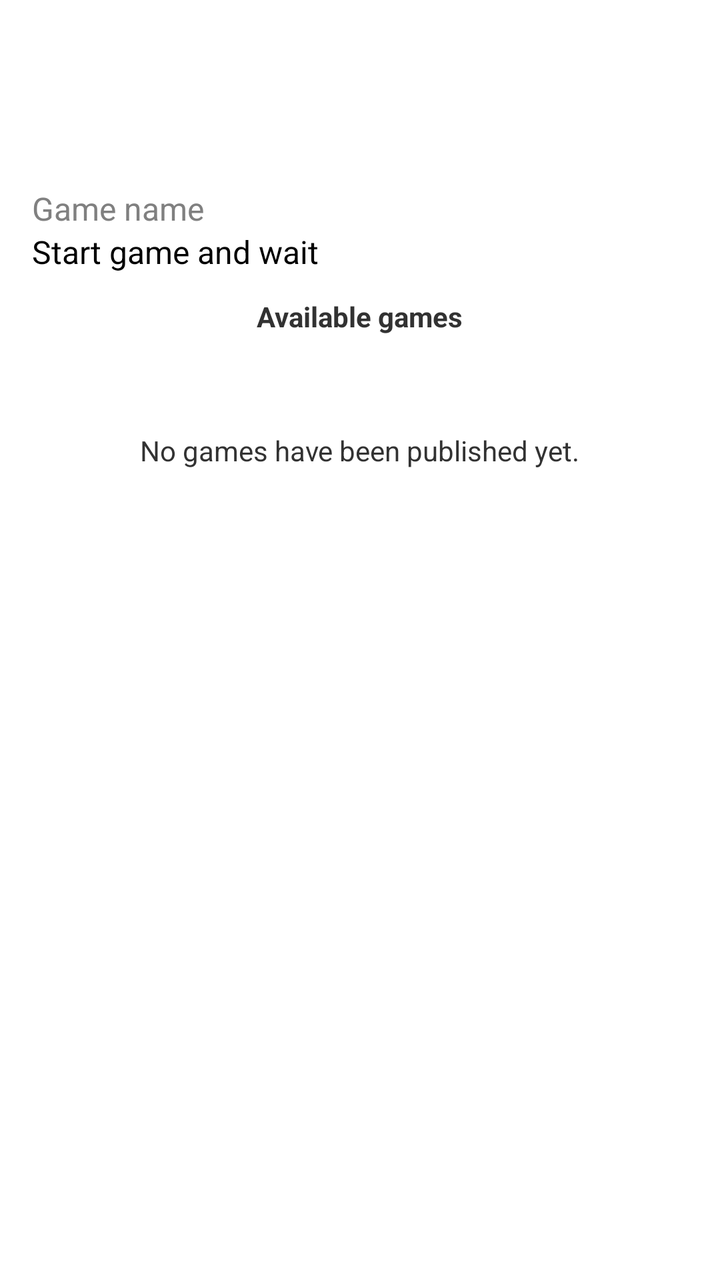
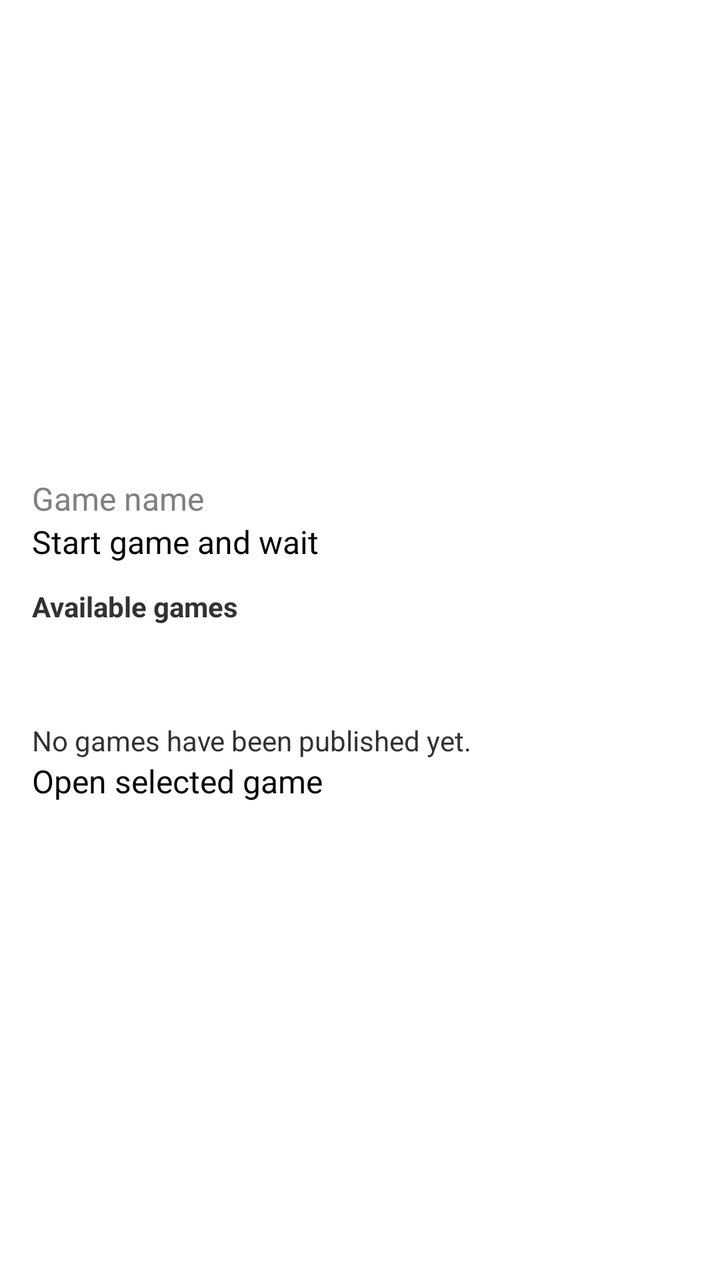

Compare the two renders of this Android layout. The source of the first and the diff that turns it into the second are given below.
<!-- AndroidManifest.xml: application theme android:Theme.Holo.Light.DarkActionBar -->
<!-- res/layout/activity_main2.xml -->
<?xml version="1.0" encoding="utf-8"?>
<LinearLayout xmlns:android="http://schemas.android.com/apk/res/android"
    android:layout_width="match_parent"
    android:layout_height="match_parent"
    android:gravity="center"
    android:orientation="vertical"
    android:padding="16dp">

    
    <EditText
        android:id="@+id/editGameName"
        android:layout_width="match_parent"
        android:layout_height="wrap_content"
        android:hint="@string/rtdb_game_name_hint"
        android:importantForAutofill="no"
        android:inputType="text"
        android:singleLine="true" />

    
    <Button
        android:id="@+id/buttonStartGame"
        android:layout_width="match_parent"
        android:layout_height="wrap_content"
        android:text="@string/rtdb_start_game" />

    
    <TextView
        android:layout_width="wrap_content"
        android:layout_height="wrap_content"
        android:layout_marginTop="12dp"
        android:text="@string/rtdb_available_games"
        android:textStyle="bold" />

    
    <Spinner
        android:id="@+id/spinnerGames"
        android:layout_width="match_parent"
        android:layout_height="wrap_content"
        android:minHeight="48dp" />

    
    <TextView
        android:id="@+id/textNoGames"
        android:layout_width="wrap_content"
        android:layout_height="wrap_content"
        android:text="@string/rtdb_no_games" />

    
    <GridLayout
        android:layout_width="wrap_content"
        android:layout_height="wrap_content"
        android:layout_marginTop="12dp"
        android:columnCount="3"
        android:rowCount="3">

        <Button
            android:id="@+id/button00"
            android:layout_width="100dp"
            android:layout_height="100dp"
            android:onClick="onCellClick"
            android:tag="0,0"
            android:textSize="24sp" />

        <Button
            android:id="@+id/button01"
            android:layout_width="100dp"
            android:layout_height="100dp"
            android:onClick="onCellClick"
            android:tag="0,1"
            android:textSize="24sp" />

        <Button
            android:id="@+id/button02"
            android:layout_width="100dp"
            android:layout_height="100dp"
            android:onClick="onCellClick"
            android:tag="0,2"
            android:textSize="24sp" />

        <Button
            android:id="@+id/button10"
            android:layout_width="100dp"
            android:layout_height="100dp"
            android:onClick="onCellClick"
            android:tag="1,0"
            android:textSize="24sp" />

        <Button
            android:id="@+id/button11"
            android:layout_width="100dp"
            android:layout_height="100dp"
            android:onClick="onCellClick"
            android:tag="1,1"
            android:textSize="24sp" />

        <Button
            android:id="@+id/button12"
            android:layout_width="100dp"
            android:layout_height="100dp"
            android:onClick="onCellClick"
            android:tag="1,2"
            android:textSize="24sp" />

        <Button
            android:id="@+id/button20"
            android:layout_width="100dp"
            android:layout_height="100dp"
            android:onClick="onCellClick"
            android:tag="2,0"
            android:textSize="24sp" />

        <Button
            android:id="@+id/button21"
            android:layout_width="100dp"
            android:layout_height="100dp"
            android:onClick="onCellClick"
            android:tag="2,1"
            android:textSize="24sp" />

        <Button
            android:id="@+id/button22"
            android:layout_width="100dp"
            android:layout_height="100dp"
            android:onClick="onCellClick"
            android:tag="2,2"
            android:textSize="24sp" />
    </GridLayout>
</LinearLayout>
<!-- resources referenced by this layout -->
<resources>
  <string name="rtdb_available_games">Available games</string>
  <string name="rtdb_game_name_hint">Game name</string>
  <string name="rtdb_no_games">No games have been published yet.</string>
  <string name="rtdb_start_game">Start game and wait</string>
</resources>

<!-- the commit's change to res/layout/activity_main2.xml (unified diff, before → after) -->
@@ -7,122 +7,153 @@
     android:padding="16dp">
 
     
-    <EditText
-        android:id="@+id/editGameName"
+    <LinearLayout
+        android:id="@+id/lobbyLayout"
         android:layout_width="match_parent"
         android:layout_height="wrap_content"
-        android:hint="@string/rtdb_game_name_hint"
-        android:importantForAutofill="no"
-        android:inputType="text"
-        android:singleLine="true" />
+        android:orientation="vertical">
+
+        <EditText
+            android:id="@+id/editGameName"
+            android:layout_width="match_parent"
+            android:layout_height="wrap_content"
+            android:hint="@string/rtdb_game_name_hint"
+            android:importantForAutofill="no"
+            android:inputType="text"
+            android:singleLine="true" />
+
+        <Button
+            android:id="@+id/buttonStartGame"
+            android:layout_width="match_parent"
+            android:layout_height="wrap_content"
+            android:text="@string/rtdb_start_game" />
+
+        <TextView
+            android:layout_width="wrap_content"
+            android:layout_height="wrap_content"
+            android:layout_marginTop="12dp"
+            android:text="@string/rtdb_available_games"
+            android:textStyle="bold" />
+
+        <Spinner
+            android:id="@+id/spinnerGames"
+            android:layout_width="match_parent"
+            android:layout_height="wrap_content"
+            android:minHeight="48dp" />
+
+        <TextView
+            android:id="@+id/textNoGames"
+            android:layout_width="wrap_content"
+            android:layout_height="wrap_content"
+            android:text="@string/rtdb_no_games" />
+
+        <Button
+            android:id="@+id/buttonOpenGame"
+            android:layout_width="match_parent"
+            android:layout_height="wrap_content"
+            android:text="@string/rtdb_open_game" />
+    </LinearLayout>
 
     
-    <Button
-        android:id="@+id/buttonStartGame"
+    <LinearLayout
+        android:id="@+id/gameLayout"
         android:layout_width="match_parent"
         android:layout_height="wrap_content"
-        android:text="@string/rtdb_start_game" />
+        android:gravity="center"
+        android:orientation="vertical"
+        android:visibility="gone">
 
-    
-    <TextView
-        android:layout_width="wrap_content"
-        android:layout_height="wrap_content"
-        android:layout_marginTop="12dp"
-        android:text="@string/rtdb_available_games"
-        android:textStyle="bold" />
+        <TextView
+            android:id="@+id/textGameName"
+            android:layout_width="wrap_content"
+            android:layout_height="wrap_content"
+            android:textSize="22sp"
+            android:textStyle="bold" />
 
-    
-    <Spinner
-        android:id="@+id/spinnerGames"
-        android:layout_width="match_parent"
-        android:layout_height="wrap_content"
-        android:minHeight="48dp" />
+        <TextView
+            android:id="@+id/textGameStatus"
+            android:layout_width="wrap_content"
+            android:layout_height="wrap_content"
+            android:layout_marginTop="4dp"
+            android:layout_marginBottom="16dp" />
 
-    
-    <TextView
-        android:id="@+id/textNoGames"
-        android:layout_width="wrap_content"
-        android:layout_height="wrap_content"
-        android:text="@string/rtdb_no_games" />
+        <GridLayout
+            android:layout_width="wrap_content"
+            android:layout_height="wrap_content"
+            android:columnCount="3"
+            android:rowCount="3">
 
-    
-    <GridLayout
-        android:layout_width="wrap_content"
-        android:layout_height="wrap_content"
-        android:layout_marginTop="12dp"
-        android:columnCount="3"
-        android:rowCount="3">
+            <Button
+                android:id="@+id/button00"
+                android:layout_width="100dp"
+                android:layout_height="100dp"
+                android:onClick="onCellClick"
+                android:tag="0,0"
+                android:textSize="24sp" />
 
-        <Button
-            android:id="@+id/button00"
-            android:layout_width="100dp"
-            android:layout_height="100dp"
-            android:onClick="onCellClick"
-            android:tag="0,0"
-            android:textSize="24sp" />
+            <Button
+                android:id="@+id/button01"
+                android:layout_width="100dp"
+                android:layout_height="100dp"
+                android:onClick="onCellClick"
+                android:tag="0,1"
+                android:textSize="24sp" />
 
-        <Button
-            android:id="@+id/button01"
-            android:layout_width="100dp"
-            android:layout_height="100dp"
-            android:onClick="onCellClick"
-            android:tag="0,1"
-            android:textSize="24sp" />
+            <Button
+                android:id="@+id/button02"
+                android:layout_width="100dp"
+                android:layout_height="100dp"
+                android:onClick="onCellClick"
+                android:tag="0,2"
+                android:textSize="24sp" />
 
-        <Button
-            android:id="@+id/button02"
-            android:layout_width="100dp"
-            android:layout_height="100dp"
-            android:onClick="onCellClick"
-            android:tag="0,2"
-            android:textSize="24sp" />
+            <Button
+                android:id="@+id/button10"
+                android:layout_width="100dp"
+                android:layout_height="100dp"
+                android:onClick="onCellClick"
+                android:tag="1,0"
+                android:textSize="24sp" />
 
-        <Button
-            android:id="@+id/button10"
-            android:layout_width="100dp"
-            android:layout_height="100dp"
-            android:onClick="onCellClick"
-            android:tag="1,0"
-            android:textSize="24sp" />
+            <Button
+                android:id="@+id/button11"
+                android:layout_width="100dp"
+                android:layout_height="100dp"
+                android:onClick="onCellClick"
+                android:tag="1,1"
+                android:textSize="24sp" />
 
-        <Button
-            android:id="@+id/button11"
-            android:layout_width="100dp"
-            android:layout_height="100dp"
-            android:onClick="onCellClick"
-            android:tag="1,1"
-            android:textSize="24sp" />
+            <Button
+                android:id="@+id/button12"
+                android:layout_width="100dp"
+                android:layout_height="100dp"
+                android:onClick="onCellClick"
+                android:tag="1,2"
+                android:textSize="24sp" />
 
-        <Button
-            android:id="@+id/button12"
-            android:layout_width="100dp"
-            android:layout_height="100dp"
-            android:onClick="onCellClick"
-            android:tag="1,2"
-            android:textSize="24sp" />
+            <Button
+                android:id="@+id/button20"
+                android:layout_width="100dp"
+                android:layout_height="100dp"
+                android:onClick="onCellClick"
+                android:tag="2,0"
+                android:textSize="24sp" />
 
-        <Button
-            android:id="@+id/button20"
-            android:layout_width="100dp"
-            android:layout_height="100dp"
-            android:onClick="onCellClick"
-            android:tag="2,0"
-            android:textSize="24sp" />
+            <Button
+                android:id="@+id/button21"
+                android:layout_width="100dp"
+                android:layout_height="100dp"
+                android:onClick="onCellClick"
+                android:tag="2,1"
+                android:textSize="24sp" />
 
-        <Button
-            android:id="@+id/button21"
-            android:layout_width="100dp"
-            android:layout_height="100dp"
-            android:onClick="onCellClick"
-            android:tag="2,1"
-            android:textSize="24sp" />
-
-        <Button
-            android:id="@+id/button22"
-            android:layout_width="100dp"
-            android:layout_height="100dp"
-            android:onClick="onCellClick"
-            android:tag="2,2"
-            android:textSize="24sp" />
-    </GridLayout>
+            <Button
+                android:id="@+id/button22"
+                android:layout_width="100dp"
+                android:layout_height="100dp"
+                android:onClick="onCellClick"
+                android:tag="2,2"
+                android:textSize="24sp" />
+        </GridLayout>
+    </LinearLayout>
 </LinearLayout>
<!-- resource entries referenced after the edit -->
@@ -3,6 +3,7 @@
   <string name="rtdb_available_games">Available games</string>
   <string name="rtdb_game_name_hint">Game name</string>
   <string name="rtdb_no_games">No games have been published yet.</string>
+  <string name="rtdb_open_game">Open selected game</string>
   <string name="rtdb_start_game">Start game and wait</string>
 </resources>
 
